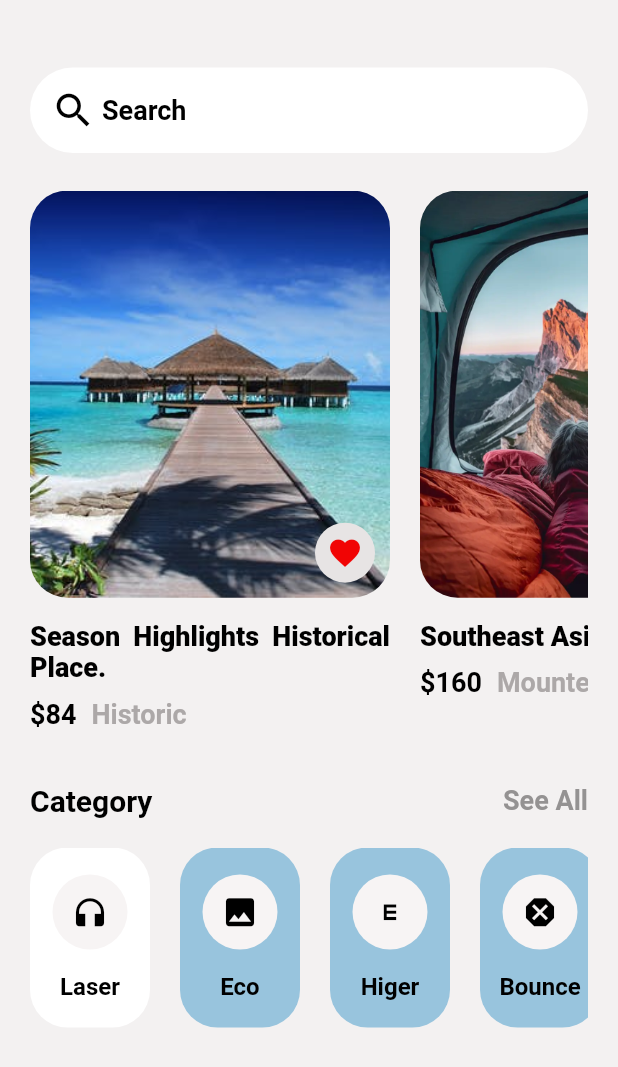
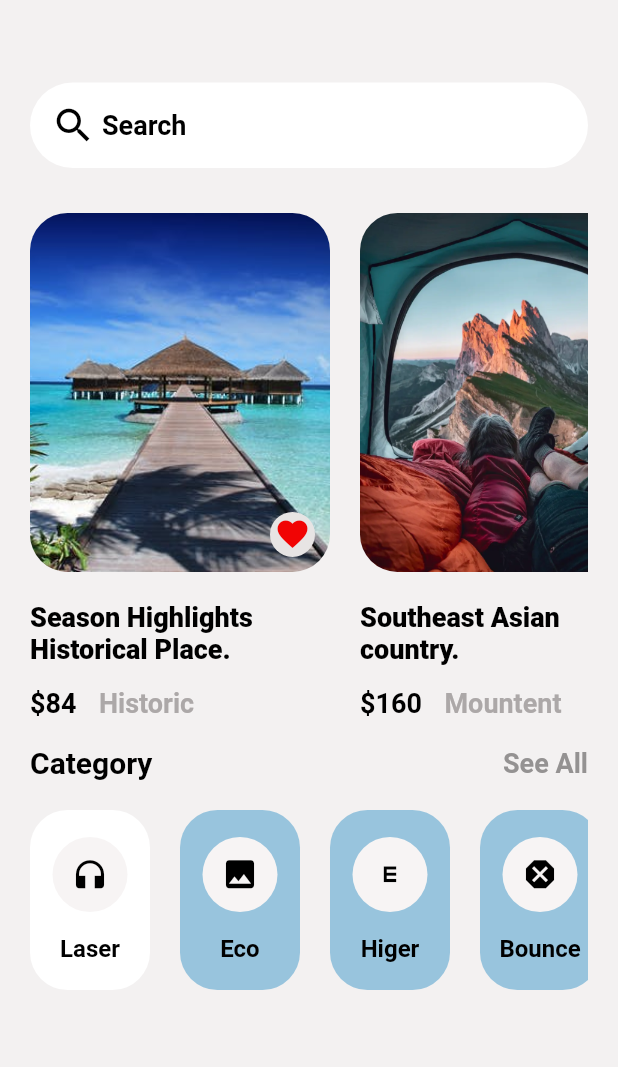
Before and after one commit to atiq-tech/Office_term, a Flutter app: the MainItemPage screen opened directly, on a phone screen of 412 x 824 dp. Shown: the top 1067 px of the screen. Run offline on Flutter 3.47's test engine with Material 2 defaults, Android fonts, the phone set to English and light mode, and no system bars; our stand-ins replace curved_navigation_bar; missing offline and left inert: dart:ffi.

Commit message:
Recovery

```diff
--- a/recoveryapp/lib/different_items/search_option.dart
+++ b/recoveryapp/lib/different_items/search_option.dart
@@ -12,11 +12,6 @@ class _SearchOptionState extends State<SearchOption> {
   @override
   Widget build(BuildContext context) {
     return TextField(
-      // onChanged: (value) {
-      //   setState(() {
-      //     TravelModel = TravelModel.where((element) => element.contains(value)).toList();
-      //   });
-      // },
       controller: _searchBar,
       obscureText: true,
       decoration: InputDecoration(
--- a/recoveryapp/lib/pages/main_page.dart
+++ b/recoveryapp/lib/pages/main_page.dart
@@ -65,10 +65,6 @@ class _MainPageState extends State<MainPage> {
             onTap: (index) {
               setState(() {
                 _currentIndex = index;
-                // Navigator.of(context).push(MaterialPageRoute(
-                //     builder: (context) => CartHome1(
-                //           index: index,
-                //         )));
               });
             },
           ),
--- a/recoveryapp/lib/recover_pages/grid_menu_page.dart
+++ b/recoveryapp/lib/recover_pages/grid_menu_page.dart
@@ -49,7 +49,6 @@ class _GridMenuPageState extends State<GridMenuPage> {
             itemBuilder: (context, index) {
               return Container(
                 decoration: BoxDecoration(
-                    color: Colors.indigo,
                     borderRadius: BorderRadius.circular(20.0),
                     image: DecorationImage(
                         image: AssetImage('${Mydata[index].img}'),
--- a/recoveryapp/lib/recover_pages/main_item_page.dart
+++ b/recoveryapp/lib/recover_pages/main_item_page.dart
@@ -24,17 +24,17 @@ class _MainItemPageState extends State<MainItemPage> {
       backgroundColor: Color.fromARGB(255, 243, 241, 241),
       body: Container(
         padding:
-            EdgeInsets.only(top: 45.0, left: 20.0, right: 20.0, bottom: 10.0),
+            EdgeInsets.only(top: 55.0, left: 20.0, right: 20.0, bottom: 10.0),
         child: SingleChildScrollView(
           child: Column(
             children: [
               SearchOption(),
               SizedBox(
-                height: 20.0,
+                height: 25.0,
               ),
               Container(
                 width: MediaQuery.of(context).size.width,
-                height: 400.0,
+                height: 360.0,
                 child: ListView.separated(
                   physics: BouncingScrollPhysics(),
                   scrollDirection: Axis.horizontal,
@@ -52,7 +52,7 @@ class _MainItemPageState extends State<MainItemPage> {
                         );
                       },
                       child: Container(
-                        width: 240.0,
+                        width: 200.0,
                         padding: EdgeInsets.only(
                           top: 5,
                         ),
@@ -81,8 +81,8 @@ class _MainItemPageState extends State<MainItemPage> {
                                           });
                                         },
                                         child: Container(
-                                          height: 40,
-                                          width: 40,
+                                          height: 30.0,
+                                          width: 30.0,
                                           decoration: BoxDecoration(
                                             color: Color.fromARGB(
                                                 255, 231, 228, 228),
@@ -103,7 +103,7 @@ class _MainItemPageState extends State<MainItemPage> {
                               ),
                             ),
                             SizedBox(
-                              height: 15,
+                              height: 20.0,
                             ),
                             Expanded(
                                 flex: 2,
@@ -118,27 +118,21 @@ class _MainItemPageState extends State<MainItemPage> {
                                             color: Colors.black,
                                             fontSize: 18.0,
                                             fontWeight: FontWeight.w900),
-                                        textAlign: TextAlign.justify,
                                       ),
                                       SizedBox(
-                                        height: 10.0,
+                                        height: 15.0,
                                       ),
                                       Row(
                                         children: [
-                                          Row(
-                                            children: [
-                                              Text(
-                                                "${Mydata[index].price}",
-                                                style: TextStyle(
-                                                    color: Colors.black,
-                                                    fontSize: 18.0,
-                                                    fontWeight:
-                                                        FontWeight.w600),
-                                              ),
-                                            ],
+                                          Text(
+                                            "${Mydata[index].price}",
+                                            style: TextStyle(
+                                                color: Colors.black,
+                                                fontSize: 18.0,
+                                                fontWeight: FontWeight.w600),
                                           ),
                                           SizedBox(
-                                            width: 10.0,
+                                            width: 15.0,
                                           ),
                                           Text(
                                             "${Mydata[index].country}",
@@ -239,7 +233,7 @@ class _MainItemPageState extends State<MainItemPage> {
                     separatorBuilder: (_, index) => SizedBox(
                           width: 20.0,
                         ),
-                    itemCount: 14),
+                    itemCount: Mydata.length),
               ),
             ],
           ),
--- a/recoveryapp/pubspec.yaml
+++ b/recoveryapp/pubspec.yaml
@@ -37,6 +37,8 @@ dependencies:
   # Use with the CupertinoIcons class for iOS style icons.
   cupertino_icons: ^1.0.2
   curved_navigation_bar: ^1.0.3
+  provider: ^6.0.5
+
 
 dev_dependencies:
   flutter_test:
```
Also changed, not shown: recoveryapp/lib/additems/add_cart_item.dart (added, +57 -0 lines), recoveryapp/lib/pages/index_cart_item.dart (+13 -2 lines), recoveryapp/lib/recover_pages/cart_item_page.dart (+70 -7 lines), recoveryapp/pubspec.lock.
